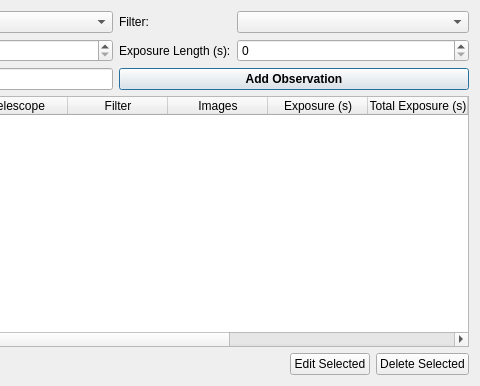
prookyon/MonoObsLog, file observation_tab.ui: the form before one commit; both pictures show x 806 to 1286 and y 0 to 386 of the 1286 by 386 pixel window.
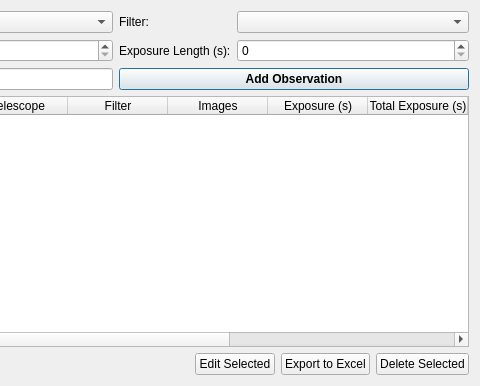
The form after the commit.

Commit message: Excel export

What changed in the file:
```diff
--- a/observation_tab.ui
+++ b/observation_tab.ui
@@ -235,6 +235,13 @@
        </property>
       </widget>
      </item>
+     <item>
+      <widget class="QPushButton" name="exportObservationButton">
+       <property name="text">
+        <string>Export to Excel</string>
+       </property>
+      </widget>
+     </item>
      <item>
       <widget class="QPushButton" name="deleteObservationButton">
        <property name="text">
```
The commit also changes 4 other files.
